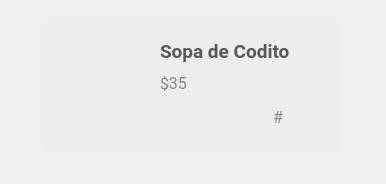
Above: El-Patio/mesero/mesero_tarjeta_menu.ui from MrDanielG/IHC-ElPatio before the change. Below: the same form after it.
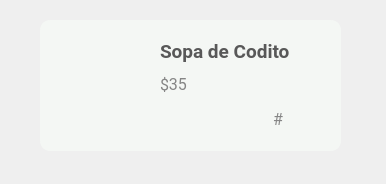
That is the form after the change. Icons and pictures are not drawn.

Commit message: UI Tarjeta chica

Diff of the .ui file:
```diff
--- a/El-Patio/mesero/mesero_tarjeta_menu.ui
+++ b/El-Patio/mesero/mesero_tarjeta_menu.ui
@@ -24,8 +24,7 @@
    </property>
    <property name="styleSheet">
     <string notr="true">border-radius: 10px;
-background-color: #ECEEEE;
-border: none;</string>
+background-color: #F4F7F4;</string>
    </property>
    <property name="frameShape">
     <enum>QFrame::StyledPanel</enum>
@@ -39,7 +38,7 @@
       <x>20</x>
       <y>20</y>
       <width>261</width>
-      <height>92</height>
+      <height>94</height>
      </rect>
     </property>
     <layout class="QHBoxLayout" name="horizontalLayout_2">
```
The commit also changes 4 other files.
